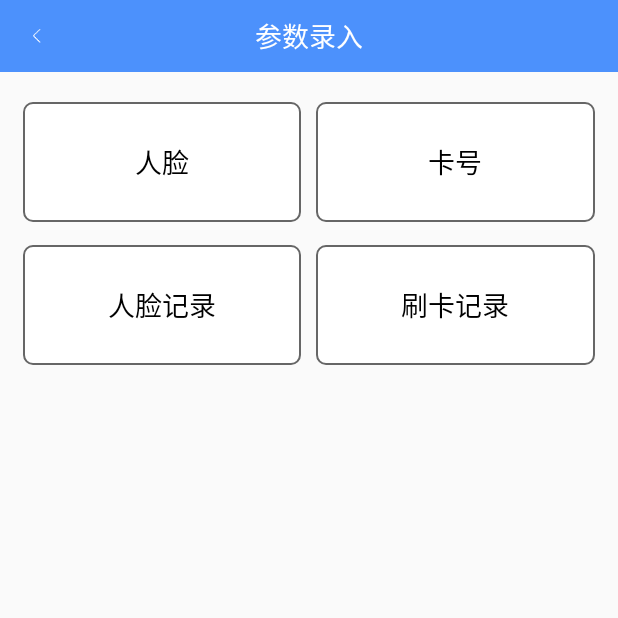
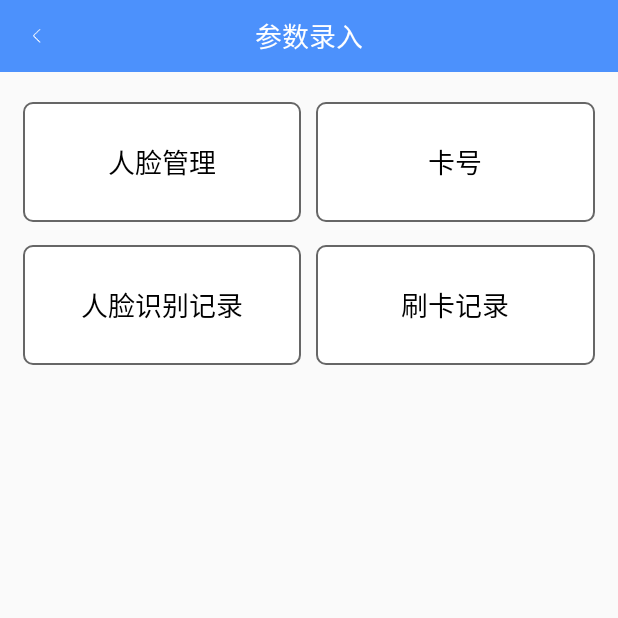
Before and after one commit to jsonhoo/PESSDKDemo, an Android app: the DeviceControlActivity screen opened directly, with no data from a screen before it, on a phone screen of 412 x 824 dp, the top half of it. Run offline under Robolectric (Android 15) with nearby library versions, the phone set to English and light mode, and no system bars.

Commit message:
整理类

```diff
--- a/app/src/main/AndroidManifest.xml
+++ b/app/src/main/AndroidManifest.xml
@@ -68,7 +68,7 @@
         <activity android:name=".FaceInputActivity" />
         <activity android:name=".CardRecordActivity" />
         <activity android:name=".DeviceControlActivity" />
-        <activity android:name=".FaceRecordActivity" />
+        <activity android:name=".FaceManagerActivity" />
         <activity android:name=".CardRecognitionRecordActivity" />
         <activity android:name=".FaceRecognitionRecordActivity" />
         <activity android:name="com.yalantis.ucrop.UCropActivity" />
--- a/app/src/main/java/ai/pensees/sdkdemo/FaceRecordActivity.java
+++ b/app/src/main/java/ai/pensees/sdkdemo/FaceManagerActivity.java
@@ -16,7 +16,7 @@ import androidx.recyclerview.widget.RecyclerView;
 
 
 
-public class FaceRecordActivity extends AppCompatActivity {
+public class FaceManagerActivity extends AppCompatActivity {
 
     private RecyclerView rv_face_list;
     private MyFaceRecordAdapter mAdapter;//适配器
@@ -39,7 +39,7 @@ public class FaceRecordActivity extends AppCompatActivity {
         titleView.setRightText("录入", new View.OnClickListener() {
             @Override
             public void onClick(View v) {
-                Intent intent = new Intent(FaceRecordActivity.this, FaceInputActivity.class);
+                Intent intent = new Intent(FaceManagerActivity.this, FaceInputActivity.class);
                 startActivity(intent);
             }
         });
--- a/app/src/main/java/ai/pensees/sdkdemo/SettingActivity.java
+++ b/app/src/main/java/ai/pensees/sdkdemo/SettingActivity.java
@@ -59,7 +59,7 @@ public class SettingActivity extends AppCompatActivity implements View.OnClickLi
                 startActivity(intent);
                 break;
             case R.id.itemview_face_record:
-                intent = new Intent(SettingActivity.this, FaceRecordActivity.class);
+                intent = new Intent(SettingActivity.this, FaceManagerActivity.class);
                 startActivity(intent);
                 break;
             case R.id.itemview_card_record:
--- a/app/src/main/java/ai/pensees/sdkdemo/face/FaceHelper.kt
+++ b/app/src/main/java/ai/pensees/sdkdemo/face/FaceHelper.kt
@@ -38,6 +38,7 @@ object FaceHelper {
         if (mIsInit) {
             return
         }
+        initThread()
         mIsInit = true
         mCameraView = cameraView
         mCameraView!!.addCameraListener(mCameraListener)
@@ -52,7 +53,7 @@ object FaceHelper {
         }, 3000, 1200)
     }
 
-    init {
+    private fun initThread() {
         mHandlerThread = HandlerThread("take-picture")
         mHandlerThread?.start()
         mHandler = Handler(mHandlerThread!!.looper)
@@ -170,6 +171,9 @@ object FaceHelper {
         mHandler?.removeCallbacks(mCompareRunnable)
         mHandler?.removeCallbacks(mTakePictureRunnable)
         mCameraView?.removeCameraListener(mCameraListener)
+        mHandlerThread?.quitSafely()
+        mHandlerThread = null
+        mHandler = null
     }
 
     interface ExtractCallback {
--- a/app/src/main/res/layout/activity_setting.xml
+++ b/app/src/main/res/layout/activity_setting.xml
@@ -56,7 +56,7 @@
       android:layout_marginTop="20dp"
       android:background="@drawable/item_selector"
       android:clickable="true"
-      android:text="人脸记录"
+      android:text="人脸识别记录"
       itemview:item_left_img_res="@mipmap/user_my_posts"
       itemview:item_right_img_res="@mipmap/arrow_right"
       tools:ignore="InconsistentLayout" />
--- a/app/src/main/res/layout/grid_work.xml
+++ b/app/src/main/res/layout/grid_work.xml
@@ -19,13 +19,13 @@
         android:layout_marginRight="15dp">
 
         <TextView
-            android:id="@+id/tv_face"
+            android:id="@+id/tv_face_manager"
             android:layout_width="0dp"
             android:layout_height="80dp"
             android:layout_weight="1"
             android:background="@drawable/tv_bg"
             android:gravity="center"
-            android:text="人脸"
+            android:text="人脸管理"
             android:textColor="@android:color/black"
             android:textSize="18dp" />
 
@@ -56,7 +56,7 @@
             android:layout_weight="1"
             android:background="@drawable/tv_bg"
             android:gravity="center"
-            android:text="人脸记录"
+            android:text="人脸识别记录"
             android:textColor="@android:color/black"
             android:textSize="18dp" />
 
```
Also changed, not shown: app/src/main/java/ai/pensees/sdkdemo/DeviceControlActivity.java (+10 -10 lines).
